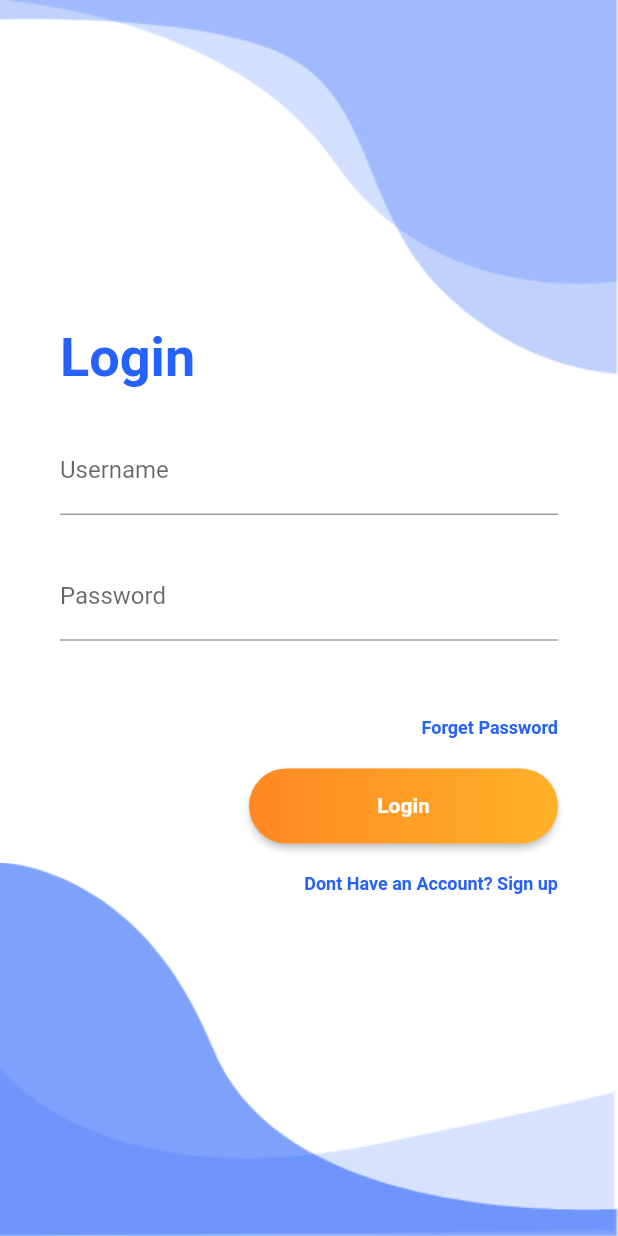
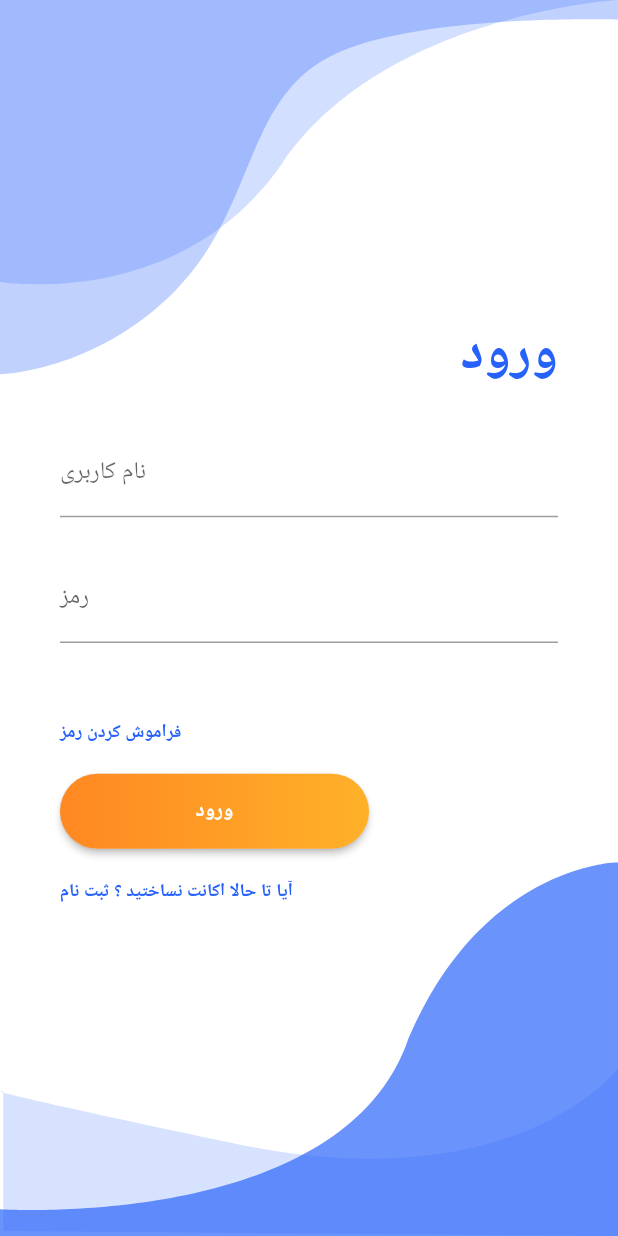
Before and after one commit to Abolfazlnezami2000/ibook_1, a Flutter app: the SendRecoveryCodePage screen opened directly, after a tap on "Go Back To Login", on a phone screen of 412 x 824 dp. Run offline on Flutter 3.47's test engine with Material 2 defaults, Android fonts, the phone set to English and light mode, and no system bars; our stand-ins replace bloc, dartz, data_connection_checker, equatable, flutter_bloc, flutter_svg and 2 more; accounts and stored records are empty.

Commit message:
[Fix] = Fix Ui for persian language [Create] = Create Constant Text [Error] = can not fix rtl text field

```diff
--- a/lib/core/constant/Text.dart
+++ b/lib/core/constant/Text.dart
@@ -5,8 +5,8 @@ abstract class ConstantText {
   static final String splashText = 'IBook';
 
   // Login
-  static final String headerLoginScreen = 'Login';
-  static final String buttonSingUpToLogin = 'Dont Have an Account? Sign up';
+  static final String headerLoginScreen = 'ورود';
+  static final String buttonSingUpToLogin = 'آیا تا حالا اکانت نساختید ؟ ثبت نام';
 
   //Register
   static final String headerRegisterScreen = 'Register';
@@ -32,16 +32,16 @@ abstract class ConstantText {
 
   // Button
 
-  static final String buttonForgetPassword = 'Forget Password';
-  static final String buttonLogin = 'Login';
-  static final String buttonRegister = 'Register';
+  static final String buttonForgetPassword = 'فراموش کردن رمز';
+  static final String buttonLogin = 'ورود';
+  static final String buttonRegister = 'ثبت نام';
 
   // Text Field
 
-  static final String headerTextFieldUsername = 'Username';
+  static final String headerTextFieldUsername = 'نام کاربری';
   static final String headerTextFieldEmail = 'Email';
   static final String headerTextFieldName = 'Name';
-  static final String headerTextFieldPassword = 'Password';
+  static final String headerTextFieldPassword = 'رمز';
 
   // Text
 
--- a/lib/core/widgets/background.dart
+++ b/lib/core/widgets/background.dart
@@ -1,4 +1,5 @@
 import 'package:flutter/cupertino.dart';
+import 'package:flutter_svg/svg.dart';
 
 class Background extends StatelessWidget {
   final Widget child;
@@ -20,41 +21,33 @@ class Background extends StatelessWidget {
         children: <Widget>[
           Positioned(
             top: 0,
-            right: 0,
-            child: Image.asset(
-                "assets/images/top1.png",
+            left: 0,
+            child: SvgPicture.asset(
+                "assets/images/top1.svg",
                 width: size.width
             ),
           ),
           Positioned(
             top: 0,
-            right: 0,
-            child: Image.asset(
-                "assets/images/top2.png",
-                width: size.width
-            ),
-          ),
-          // Positioned(
-          //   top: 50,
-          //   right: 30,
-          //   child: Image.asset(
-          //       "assets/images/main.png",
-          //       width: size.width * 0.35
-          //   ),
-          // ),
-          Positioned(
-            bottom: 0,
-            right: 0,
-            child: Image.asset(
-                "assets/images/bottom1.png",
+            left: 0,
+            child: SvgPicture.asset(
+                "assets/images/top2.svg",
                 width: size.width
             ),
           ),
           Positioned(
             bottom: 0,
-            right: 0,
-            child: Image.asset(
-                "assets/images/bottom2.png",
+            left: 0,
+            child: SvgPicture.asset(
+                "assets/images/bottom1.svg",
+                width: size.width
+            ),
+          ),
+          Positioned(
+            bottom: 0,
+            left: 0,
+            child: SvgPicture.asset(
+                "assets/images/bottom2.svg",
                 width: size.width
             ),
           ),
--- a/lib/features/login/presentation/pages/login_page.dart
+++ b/lib/features/login/presentation/pages/login_page.dart
@@ -100,7 +100,7 @@ class LoginPage extends StatelessWidget {
         mainAxisAlignment: MainAxisAlignment.center,
         children: <Widget>[
           Container(
-            alignment: Alignment.centerLeft,
+            alignment: Alignment.centerRight,
             padding: EdgeInsets.symmetric(horizontal: 40),
             child: Text(ConstantText.headerLoginScreen,
               style: TextStyle(
@@ -115,7 +115,9 @@ class LoginPage extends StatelessWidget {
             alignment: Alignment.center,
             margin: EdgeInsets.symmetric(horizontal: 40),
             child: TextField(
-              decoration: InputDecoration(labelText: ConstantText.headerTextFieldUsername),
+              textDirection: TextDirection.rtl,
+              textAlign: TextAlign.right,
+              decoration: InputDecoration(labelText: ConstantText.headerTextFieldUsername , ),
               onChanged: (value) {
                 inputUsername = value;
               },
@@ -129,6 +131,8 @@ class LoginPage extends StatelessWidget {
             alignment: Alignment.center,
             margin: EdgeInsets.symmetric(horizontal: 40),
             child: TextField(
+              textDirection: TextDirection.rtl,
+              textAlign: TextAlign.right,
               decoration: InputDecoration(labelText: ConstantText.headerTextFieldPassword),
               onChanged: (value) {
                 inputPassword = value;
@@ -141,7 +145,7 @@ class LoginPage extends StatelessWidget {
           ),
           SizedBox(height: size.height * 0.05),
           Container(
-            alignment: Alignment.centerRight,
+            alignment: Alignment.centerLeft,
             margin: EdgeInsets.symmetric(horizontal: 40, vertical: 10),
             child: GestureDetector(
               onTap: () => goToForgotPasswordPage(context),
@@ -155,7 +159,7 @@ class LoginPage extends StatelessWidget {
             ),
           ),
           Container(
-            alignment: Alignment.centerRight,
+            alignment: Alignment.centerLeft,
             margin: EdgeInsets.symmetric(horizontal: 40, vertical: 10),
             child: RaisedButton(
               onPressed: () => dispatchConcrete(context),
@@ -183,7 +187,7 @@ class LoginPage extends StatelessWidget {
             ),
           ),
           Container(
-            alignment: Alignment.centerRight,
+            alignment: Alignment.centerLeft,
             margin: EdgeInsets.symmetric(horizontal: 40, vertical: 10),
             child: GestureDetector(
               onTap: () => goToRegisterPage(context),
```
Also changed, not shown: assets/images/bottom1.png (deleted), assets/images/bottom1.svg (added), assets/images/bottom2.png (deleted), assets/images/bottom2.svg (added), assets/images/top1.png (deleted), assets/images/top1.svg (added), assets/images/top2.png (deleted), assets/images/top2.svg (added).
